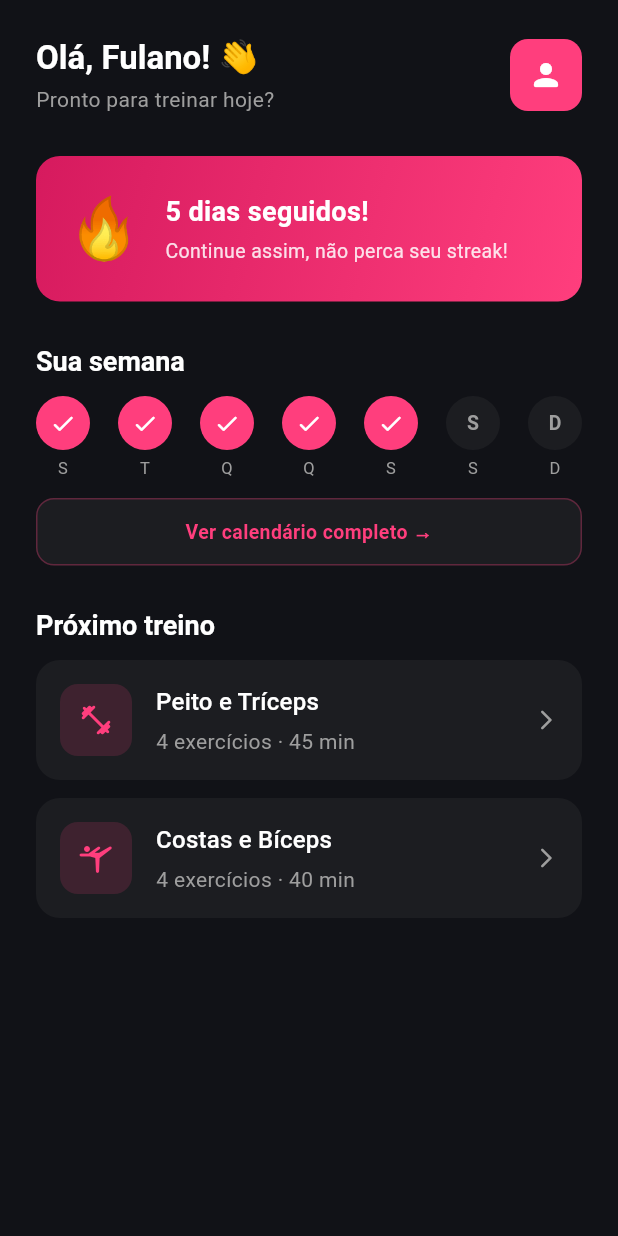
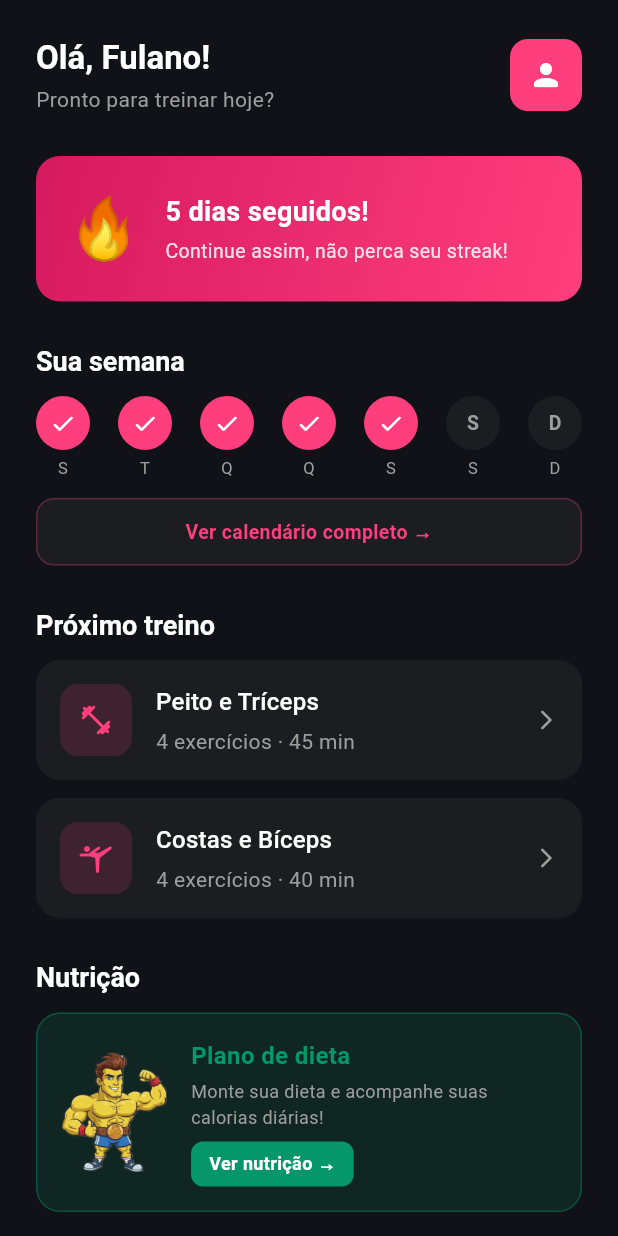
Before and after one commit to victorhasse/patrique_app, a Flutter app: the HomeScreen screen opened directly, on a phone screen of 412 x 824 dp. Run offline on Flutter 3.47's test engine with Material 3 defaults, Android fonts, the phone set to English and light mode, and no system bars; our stand-ins replace flutter_local_notifications, shared_preferences, shimmer, youtube_player_flutter; accounts and stored records are empty.

Commit message:
feat: add characters assets and add them to the "home" and "training" screens.
Co-authored-by: Copilot <copilot@github.com>

```diff
--- a/lib/features/home/home_screen.dart
+++ b/lib/features/home/home_screen.dart
@@ -5,7 +5,6 @@ import '../../core/theme_utils.dart';
 import '../../shared/widgets/animated_button.dart';
 import 'calendario_screen.dart';
 import 'home_shimmer.dart';
-// ignore: unused_import
 import '../../../main.dart';
 import '../treino/detalhe_treino_screen.dart';
 
@@ -60,7 +59,7 @@ class _HomeConteudo extends StatelessWidget {
                   crossAxisAlignment: CrossAxisAlignment.start,
                   children: [
                     Text(
-                      'Olá, Fulano! 👋',
+                      'Olá, Fulano!',
                       style: Theme.of(context).textTheme.headlineMedium,
                       overflow: TextOverflow.ellipsis,
                     ),
@@ -81,10 +80,7 @@ class _HomeConteudo extends StatelessWidget {
                   color: AppTheme.primary,
                   borderRadius: BorderRadius.circular(12),
                 ),
-                child: const Icon(
-                  Icons.person_rounded,
-                  color: Colors.white,
-                ),
+                child: const Icon(Icons.person_rounded, color: Colors.white),
               ),
             ],
           ),
@@ -139,10 +135,7 @@ class _HomeConteudo extends StatelessWidget {
           const SizedBox(height: 28),
 
           // Dias da semana
-          Text(
-            'Sua semana',
-            style: Theme.of(context).textTheme.titleLarge,
-          ),
+          Text('Sua semana', style: Theme.of(context).textTheme.titleLarge),
           const SizedBox(height: 12),
           _SemanaWidget(isDark: isDark),
 
@@ -181,10 +174,7 @@ class _HomeConteudo extends StatelessWidget {
           const SizedBox(height: 28),
 
           // Próximo treino
-          Text(
-            'Próximo treino',
-            style: Theme.of(context).textTheme.titleLarge,
-          ),
+          Text('Próximo treino', style: Theme.of(context).textTheme.titleLarge),
           const SizedBox(height: 12),
           AnimatedButton(
             onTap: () {
@@ -304,6 +294,78 @@ class _HomeConteudo extends StatelessWidget {
             ),
           ),
 
+          const SizedBox(height: 28),
+
+          // Seção Chad Esponja → Nutrição
+          Text('Nutrição', style: Theme.of(context).textTheme.titleLarge),
+          const SizedBox(height: 12),
+          AnimatedButton(
+            onTap: () {
+              mainScreenKey.currentState?.trocarAba(4);
+            },
+            child: Container(
+              width: double.infinity,
+              padding: const EdgeInsets.all(16),
+              decoration: BoxDecoration(
+                color: const Color(0xFF059669).withValues(alpha: 0.15),
+                borderRadius: BorderRadius.circular(16),
+                border: Border.all(
+                  color: const Color(0xFF059669).withValues(alpha: 0.4),
+                ),
+              ),
+              child: Row(
+                children: [
+                  Image.asset(
+                    'assets/images/chad_esponja.png',
+                    height: 80,
+                    fit: BoxFit.contain,
+                  ),
+                  const SizedBox(width: 16),
+                  Expanded(
+                    child: Column(
+                      crossAxisAlignment: CrossAxisAlignment.start,
+                      children: [
+                        const Text(
+                          'Plano de dieta',
+                          style: TextStyle(
+                            color: Color(0xFF059669),
+                            fontSize: 16,
+                            fontWeight: FontWeight.w700,
+                          ),
+                        ),
+                        const SizedBox(height: 4),
+                        Text(
+                          'Monte sua dieta e acompanhe suas calorias diárias!',
+                          style: Theme.of(context)
+                              .textTheme
+                              .bodyMedium
+                              ?.copyWith(fontSize: 12),
+                        ),
+                        const SizedBox(height: 8),
+                        Container(
+                          padding: const EdgeInsets.symmetric(
+                              horizontal: 12, vertical: 6),
+                          decoration: BoxDecoration(
+                            color: const Color(0xFF059669),
+                            borderRadius: BorderRadius.circular(8),
+                          ),
+                          child: const Text(
+                            'Ver nutrição →',
+                            style: TextStyle(
+                              color: Colors.white,
+                              fontSize: 12,
+                              fontWeight: FontWeight.w600,
+                            ),
+                          ),
+                        ),
+                      ],
+                    ),
+                  ),
+                ],
+              ),
+            ),
+          ),
+
           const SizedBox(height: 32),
         ],
       ),
@@ -313,7 +375,6 @@ class _HomeConteudo extends StatelessWidget {
 
 class _SemanaWidget extends StatelessWidget {
   final bool isDark;
-
   const _SemanaWidget({required this.isDark});
 
   final List<Map<String, dynamic>> dias = const [
--- a/pubspec.yaml
+++ b/pubspec.yaml
@@ -31,6 +31,8 @@ flutter:
     - assets/images/marca_fundo_rosa.png
     - assets/images/marca_fundo_transparente.png
     - assets/images/icon_fundo_transparente.png
+    - assets/images/patrique_estrela.png
+    - assets/images/chad_esponja.png
 
 flutter_launcher_icons:
   ios: true
```
Also changed, not shown: lib/features/chatbot/chatbot_screen.dart (+18 -22 lines), lib/features/treino/treino_screen.dart (+53 -2 lines), assets/images/chad_esponja.png (added), assets/images/patrique_estrela.png (added).
